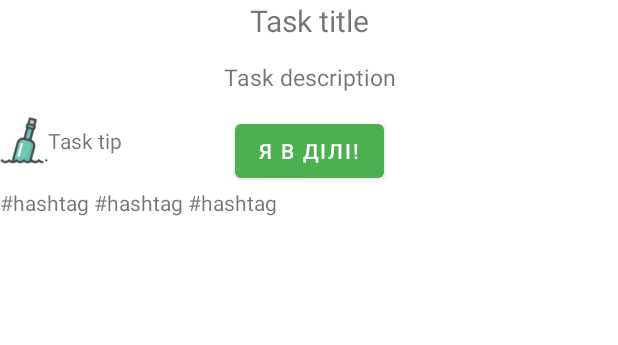
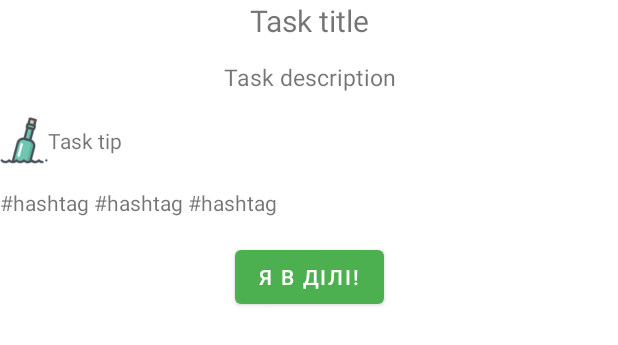
Before and after one commit to njilrem/getting-active, an Android app: the layout task_viewholder.xml on its own in the app's theme, with its tools: preview values and no code run, on a phone screen of 412 x 824 dp. Shown: the top 345 px of the screen. Run offline under Robolectric (Android 15) with nearby library versions, the phone set to English and light mode, and no system bars.

Commit message:
"Accept" button constrained.

```diff
--- a/app/src/main/res/layout/task_viewholder.xml
+++ b/app/src/main/res/layout/task_viewholder.xml
@@ -68,10 +68,14 @@
         android:layout_width="wrap_content"
         android:layout_height="wrap_content"
         android:text="@string/task_viewholder_button_text"
-        app:layout_constraintBottom_toBottomOf="parent"
-        app:layout_constraintEnd_toEndOf="@+id/tip_text"
+        app:layout_constraintTop_toBottomOf="@id/tags_text"
         app:layout_constraintStart_toStartOf="parent"
-        app:layout_constraintTop_toTopOf="@+id/task_title"
-        app:layout_constraintVertical_bias="0.791" />
+        app:layout_constraintEnd_toEndOf="parent"
+        android:layout_marginTop="16dp"
 
+        />
+<!--    app:layout_constraintBottom_toBottomOf="parent"-->
+<!--    app:layout_constraintEnd_toEndOf="@+id/tip_text"-->
+<!--    app:layout_constraintStart_toStartOf="parent"-->
+<!--    app:layout_constraintTop_toTopOf="@+id/task_title"-->
 </androidx.constraintlayout.widget.ConstraintLayout>
```
